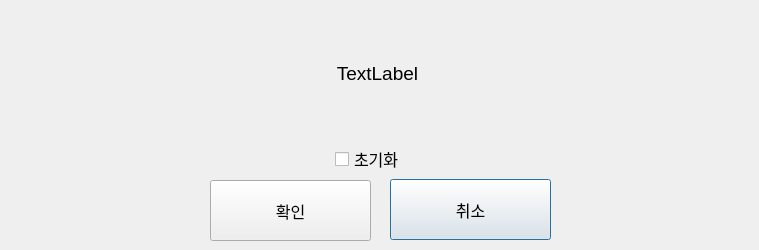
This is questiondialog.ui in topgun630831/new_tmsview_git as Qt 5 draws it before an edit. The edited form follows.
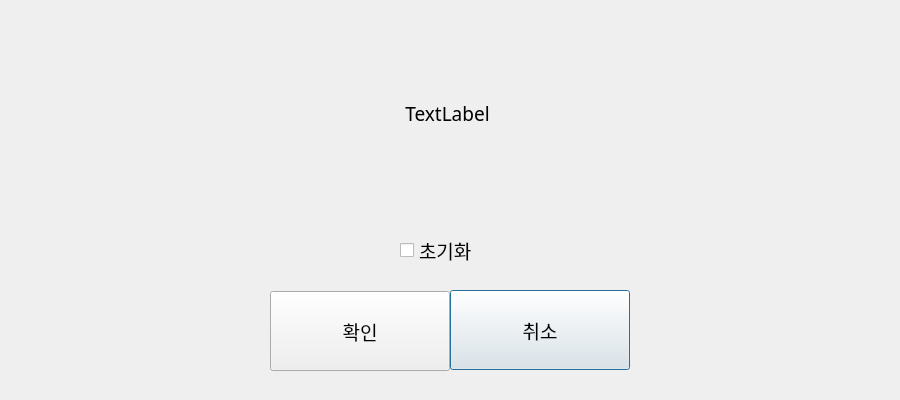
This is the edited form.

Commit message: 다이얼로그 수정

Diff of the .ui file:
```diff
--- a/questiondialog.ui
+++ b/questiondialog.ui
@@ -6,13 +6,14 @@
    <rect>
     <x>0</x>
     <y>0</y>
-    <width>759</width>
-    <height>250</height>
+    <width>900</width>
+    <height>400</height>
    </rect>
   </property>
   <property name="font">
    <font>
-    <pointsize>12</pointsize>
+    <family>나눔고딕코딩</family>
+    <pointsize>14</pointsize>
    </font>
   </property>
   <property name="windowTitle">
@@ -23,8 +24,8 @@
     <rect>
      <x>7</x>
      <y>13</y>
-     <width>741</width>
-     <height>121</height>
+     <width>881</width>
+     <height>201</height>
     </rect>
    </property>
    <property name="font">
@@ -42,10 +43,10 @@
   <widget class="QPushButton" name="btnCancel">
    <property name="geometry">
     <rect>
-     <x>390</x>
-     <y>179</y>
-     <width>161</width>
-     <height>61</height>
+     <x>450</x>
+     <y>290</y>
+     <width>180</width>
+     <height>80</height>
     </rect>
    </property>
    <property name="text">
@@ -64,10 +65,10 @@
   <widget class="QPushButton" name="btnOk">
    <property name="geometry">
     <rect>
-     <x>210</x>
-     <y>180</y>
-     <width>161</width>
-     <height>61</height>
+     <x>270</x>
+     <y>291</y>
+     <width>180</width>
+     <height>80</height>
     </rect>
    </property>
    <property name="text">
@@ -80,8 +81,8 @@
   <widget class="QCheckBox" name="checkBox">
    <property name="geometry">
     <rect>
-     <x>335</x>
-     <y>139</y>
+     <x>400</x>
+     <y>230</y>
      <width>81</width>
      <height>40</height>
     </rect>
```
The commit also changes 1 other file.
